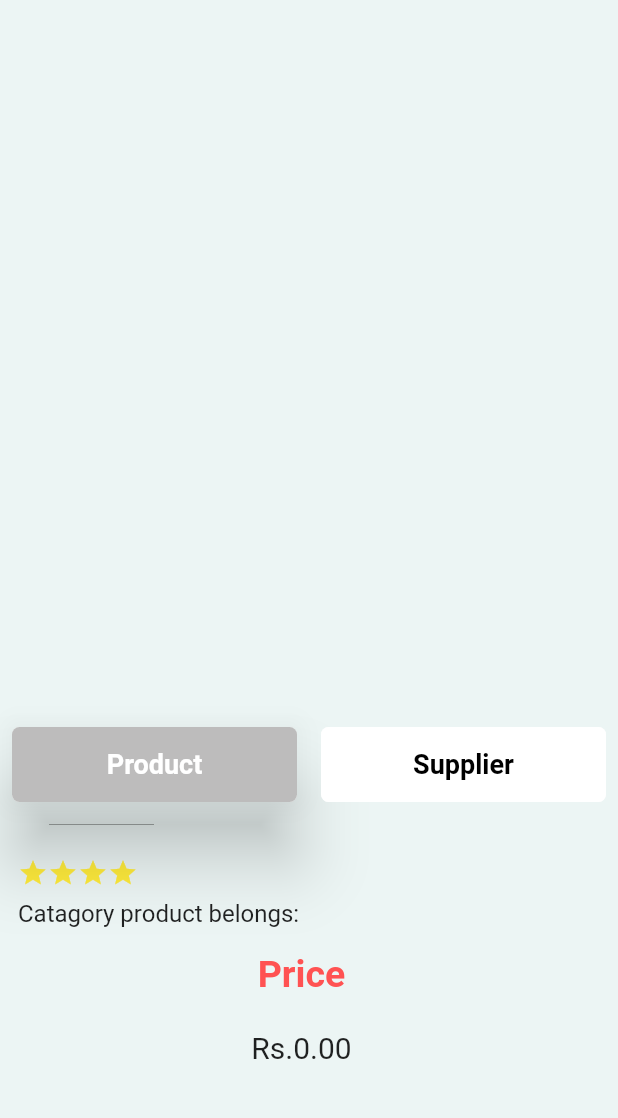
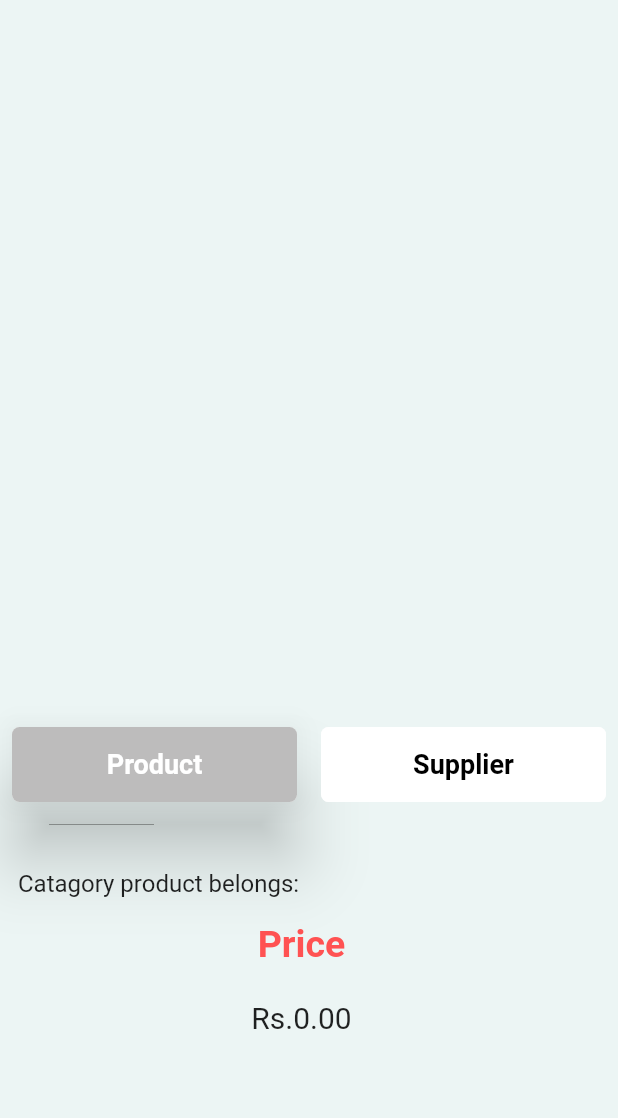
Before and after one commit to HydraSd/rent, a Flutter app: the DetailsScreen screen opened directly with empty values, on a phone screen of 412 x 824 dp, the part 59-1177 px from its top. Run offline on Flutter 3.47's test engine with Material 2 defaults, Android fonts, the phone set to English and light mode, and no system bars; drawn by our look-alikes of carousel_slider; our stand-ins replace cloud_firestore, connectivity, extended_masked_text, firebase_auth, firebase_core, firebase_messaging and 7 more; missing offline and left inert: custom_check_box, flutter_google_places, flutter_polyline_points, google_maps_webservice, multi_image_picker_view; accounts and stored records are empty; network calls fail.

Commit message:
release v1

```diff
--- a/lib/widgets/details_title.dart
+++ b/lib/widgets/details_title.dart
@@ -31,30 +31,7 @@ class Title1 extends StatelessWidget {
             productName,
             style: const TextStyle(fontSize: 25, fontWeight: FontWeight.bold),
           ),
-          Row(
-            children: const [
-              Icon(
-                Icons.star,
-                color: Colors.yellow,
-                size: 20,
-              ),
-              Icon(
-                Icons.star,
-                color: Colors.yellow,
-                size: 20,
-              ),
-              Icon(
-                Icons.star,
-                color: Colors.yellow,
-                size: 20,
-              ),
-              Icon(
-                Icons.star,
-                color: Colors.yellow,
-                size: 20,
-              ),
-            ],
-          ),
+
           Padding(
             padding: const EdgeInsets.symmetric(vertical: 8),
             child: Text("Catagory product belongs: $catagory",
```
